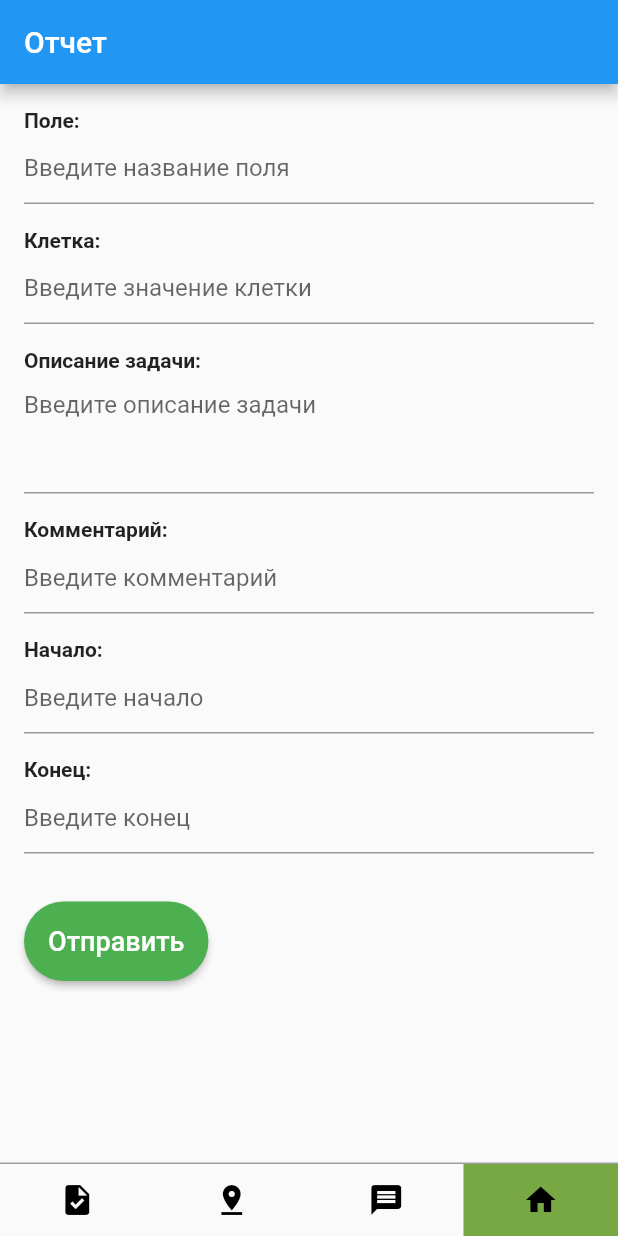
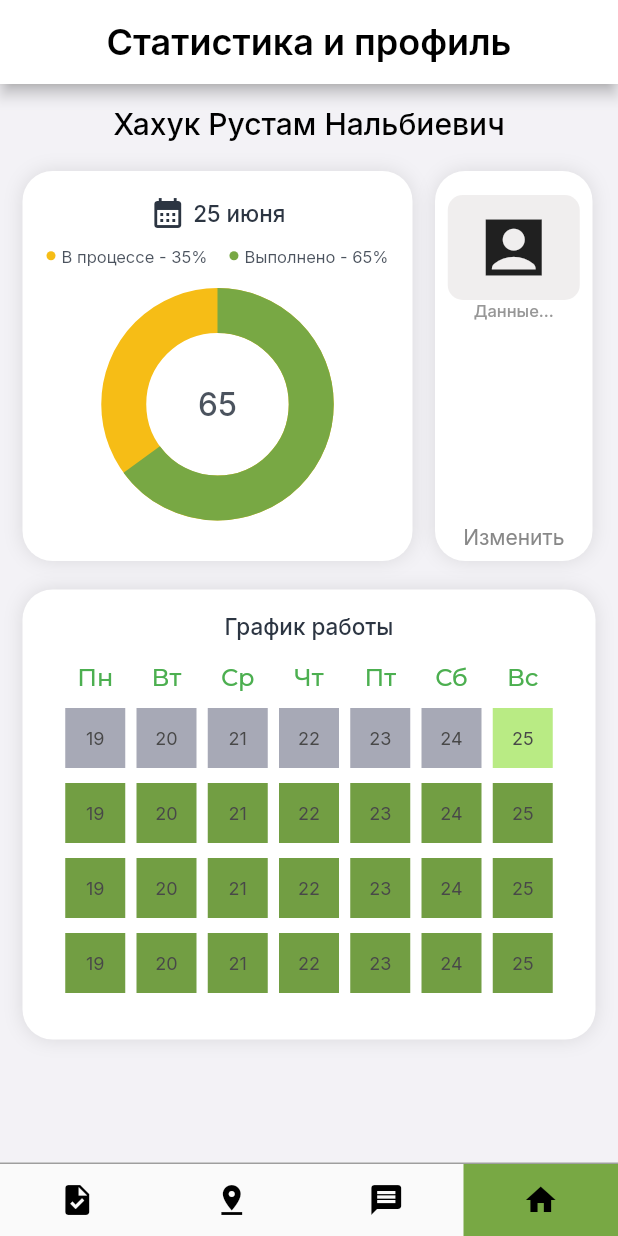
Before and after one commit to DarkSteelD/DokiDoki, a Flutter app: the screen it shows after launch, item 4 of the bottom bar chosen, on a phone screen of 412 x 824 dp. Run offline on Flutter 3.47's test engine with Material 2 defaults, Android fonts, the phone set to English and light mode, and no system bars; our stand-ins replace file_picker, flutter_chat_types, flutter_chat_ui, flutter_riverpod, freezed_annotation, google_fonts and 1 more; missing offline and left inert: point_in_polygon; network calls fail.

Commit message:
profile page

```diff
--- a/lib/map_page/view/field_tool_tip.dart
+++ b/lib/map_page/view/field_tool_tip.dart
@@ -15,16 +15,12 @@ class FieldToolTip extends ConsumerWidget {
         color: Color(0xFFF2F2F2),
         borderRadius: BorderRadius.all(Radius.circular(15)),
       ),
-      width: 300,
       height: 180,
       padding: const EdgeInsets.all(10),
       child: Column(
         crossAxisAlignment: CrossAxisAlignment.center,
         children: [
           Text('Ячейка ${cell.id}'),
-          const SizedBox(
-            height: 17,
-          ),
           Expanded(
             child: ListView.separated(
               itemCount: 6,
--- a/lib/map_page/view/map_page.dart
+++ b/lib/map_page/view/map_page.dart
@@ -14,6 +14,7 @@ class MapPage extends ConsumerWidget {
   @override
   Widget build(BuildContext context, WidgetRef ref) {
     final fields = ref.watch(fieldsStateHolder);
+    final selectedField = ref.watch(selectedFieldStateHolder);
     return Scaffold(
       body: Stack(
         children: [
@@ -29,7 +30,6 @@ class MapPage extends ConsumerWidget {
                 height: 940,
                 child: Consumer(
                   builder: (context, ref, child) {
-                    final selectedField = ref.watch(selectedFieldStateHolder);
                     final manager = ref.read(mapPageManager);
                     return Stack(
                       children: [
@@ -51,18 +51,6 @@ class MapPage extends ConsumerWidget {
                             ),
                           ),
                         ),
-                        AnimatedOpacity(
-                          opacity: selectedField != -1 ? 1 : 0,
-                          duration: const Duration(milliseconds: 300),
-                          child: selectedField != -1
-                              ? Transform.translate(
-                                  offset: manager
-                                      .calculateToolTipOffset(selectedField),
-                                  child:
-                                      FieldToolTip(indexOfField: selectedField),
-                                )
-                              : const SizedBox(),
-                        ),
                       ],
                     );
                   },
@@ -70,6 +58,11 @@ class MapPage extends ConsumerWidget {
               ),
             ),
           ),
+          if (selectedField != -1)
+            Align(
+              alignment: Alignment.bottomCenter,
+              child: FieldToolTip(indexOfField: selectedField),
+            ),
         ],
       ),
     );
--- a/lib/screens/home_page.dart
+++ b/lib/screens/home_page.dart
@@ -4,7 +4,7 @@ import 'package:flutter_todo_app/screens/task_list.dart';
 
 import '../map_page/view/map_page.dart';
 import 'chat_page.dart';
-import 'otchet.dart';
+import 'profile_page.dart';
 
 final indexInBottomNavigationBar = StateProvider<int>(
   (ref) {
@@ -26,7 +26,7 @@ class _HomePageState extends ConsumerState<HomePage> {
       const TaskList(),
       const MapPage(),
       const ChatPage(),
-      ReportPage(),
+      const ProfilePage(),
     ];
     return Scaffold(
       body: pages.elementAt(
--- /dev/null
+++ b/lib/screens/profile_page.dart
@@ -0,0 +1,486 @@
+import 'dart:math';
+
+import 'package:flutter/material.dart';
+import 'package:flutter_todo_app/screens/task_detail_page.dart';
+import 'package:google_fonts/google_fonts.dart';
+
+import '../model/todo.dart';
+import '../constants/colors.dart';
+
+class ProfilePage extends StatefulWidget {
+  const ProfilePage({Key? key}) : super(key: key);
+
+  @override
+  State<ProfilePage> createState() => _ProfilePageState();
+}
+
+class _ProfilePageState extends State<ProfilePage> {
+  @override
+  void initState() {
+    super.initState();
+  }
+
+  @override
+  Widget build(BuildContext context) {
+    return Scaffold(
+      backgroundColor: tdBGColor,
+      appBar: AppBar(
+        backgroundColor: Colors.white,
+        title: Center(
+          child: Text(
+            "Статистика и профиль",
+            textAlign: TextAlign.center,
+            style: GoogleFonts.inter(
+              fontWeight: FontWeight.w600,
+              fontSize: 24,
+              color: Colors.black,
+            ),
+          ),
+        ),
+      ),
+      body: ListView(
+        padding: const EdgeInsets.symmetric(
+          horizontal: 15,
+          vertical: 15,
+        ),
+        children: [
+          Center(
+            child: Text(
+              'Хахук Рустам Нальбиевич',
+              style: GoogleFonts.inter(
+                fontWeight: FontWeight.w500,
+                fontSize: 20,
+                color: Colors.black,
+              ),
+            ),
+          ),
+          const SizedBox(
+            height: 19,
+          ),
+          Row(
+            children: [
+              Container(
+                height: 260,
+                width: 260,
+                decoration: BoxDecoration(
+                  color: Colors.white,
+                  borderRadius: BorderRadius.circular(20),
+                  boxShadow: const [
+                    BoxShadow(
+                      blurRadius: 10,
+                      color: Color(0x1A000000),
+                    ),
+                  ],
+                ),
+                child: Padding(
+                  padding: const EdgeInsets.all(16.0),
+                  child: Column(children: [
+                    Center(
+                      child: Row(
+                        mainAxisSize: MainAxisSize.min,
+                        children: [
+                          const Icon(
+                            Icons.calendar_month,
+                            color: Color(0xFF2C3542),
+                          ),
+                          const SizedBox(
+                            width: 5,
+                          ),
+                          Text(
+                            '25 июня',
+                            style: GoogleFonts.inter(
+                              fontWeight: FontWeight.w500,
+                              fontSize: 15,
+                              color: const Color(0xFF2C3542),
+                            ),
+                          ),
+                        ],
+                      ),
+                    ),
+                    const SizedBox(
+                      height: 10,
+                    ),
+                    Row(
+                      children: [
+                        Container(
+                          width: 6,
+                          height: 6,
+                          decoration: const BoxDecoration(
+                            shape: BoxShape.circle,
+                            color: Color(0xFFF6BD16),
+                          ),
+                        ),
+                        const SizedBox(
+                          width: 4,
+                        ),
+                        Text(
+                          'В процессе - 35%',
+                          style: GoogleFonts.inter(
+                            fontWeight: FontWeight.w400,
+                            fontSize: 11,
+                            color: const Color(0xD92C3542),
+                          ),
+                        ),
+                        const Spacer(),
+                        Container(
+                          width: 6,
+                          height: 6,
+                          decoration: const BoxDecoration(
+                            shape: BoxShape.circle,
+                            color: Color(0xFF78A844),
+                          ),
+                        ),
+                        const SizedBox(
+                          width: 4,
+                        ),
+                        Text(
+                          'Выполнено - 65%',
+                          style: GoogleFonts.inter(
+                            fontWeight: FontWeight.w400,
+                            fontSize: 11,
+                            color: const Color(0xD92C3542),
+                          ),
+                        ),
+                      ],
+                    ),
+                    const SizedBox(
+                      height: 30,
+                    ),
+                    Stack(
+                      alignment: Alignment.center,
+                      children: [
+                        Text(
+                          '65',
+                          style: GoogleFonts.inter(
+                            fontWeight: FontWeight.w500,
+                            fontSize: 21,
+                            color: const Color(0xD92C3542),
+                          ),
+                        ),
+                        const SizedBox(
+                          height: 125,
+                          width: 125,
+                          child: CircularProgressIndicator(
+                            strokeWidth: 30,
+                            value: 0.65,
+                            color: Color(0xFF78A844),
+                            backgroundColor: Color(0xFFF6BD16),
+                          ),
+                        )
+                      ],
+                    )
+                  ]),
+                ),
+              ),
+              const SizedBox(
+                width: 15,
+              ),
+              Container(
+                height: 260,
+                width: 105,
+                decoration: BoxDecoration(
+                  color: Colors.white,
+                  borderRadius: BorderRadius.circular(20),
+                  boxShadow: const [
+                    BoxShadow(
+                      blurRadius: 10,
+                      color: Color(0x1A000000),
+                    ),
+                  ],
+                ),
+                child: Column(
+                  children: [
+                    Padding(
+                      padding: const EdgeInsets.only(top: 16.0),
+                      child: Container(
+                        width: 88,
+                        height: 70,
+                        decoration: BoxDecoration(
+                          color: const Color(0xFFF0EEEE),
+                          borderRadius: BorderRadius.circular(10),
+                        ),
+                        child: const Icon(
+                          Icons.account_box_sharp,
+                          size: 50,
+                        ),
+                      ),
+                    ),
+                    Text(
+                      'Данные...',
+                      style: GoogleFonts.inter(
+                        fontWeight: FontWeight.w500,
+                        fontSize: 11,
+                        color: const Color(0xFF979797),
+                      ),
+                    ),
+                    const Spacer(),
+                    Padding(
+                      padding: const EdgeInsets.all(8.0),
+                      child: Text(
+                        'Изменить',
+                        style: GoogleFonts.inter(
+                          fontWeight: FontWeight.w400,
+                          fontSize: 14,
+                          color: const Color(0xFF888888),
+                        ),
+                      ),
+                    ),
+                  ],
+                ),
+              ),
+            ],
+          ),
+          const SizedBox(
+            height: 19,
+          ),
+          Container(
+            height: 300,
+            decoration: BoxDecoration(
+              color: Colors.white,
+              borderRadius: BorderRadius.circular(20),
+              boxShadow: const [
+                BoxShadow(
+                  blurRadius: 10,
+                  color: Color(0x1A000000),
+                ),
+              ],
+            ),
+            child: Padding(
+              padding: const EdgeInsets.all(15),
+              child: Column(
+                  crossAxisAlignment: CrossAxisAlignment.center,
+                  children: [
+                    Text(
+                      'График работы',
+                      style: GoogleFonts.inter(
+                        fontWeight: FontWeight.w500,
+                        fontSize: 15,
+                        color: const Color(0xFF2C3542),
+                      ),
+                    ),
+                    const SizedBox(
+                      height: 16,
+                    ),
+                    SizedBox(
+                      width: 245 + 40 * 2,
+                      child: Column(
+                        children: [
+                          Row(
+                            mainAxisAlignment: MainAxisAlignment.spaceBetween,
+                            children: [
+                              Container(
+                                alignment: Alignment.center,
+                                width: 40,
+                                child: Text(
+                                  'Пн',
+                                  style: GoogleFonts.montserrat(
+                                    fontWeight: FontWeight.w500,
+                                    fontSize: 16,
+                                    color: const Color(0xFF4CAF50),
+                                  ),
+                                ),
+                              ),
+                              Container(
+                                alignment: Alignment.center,
+                                width: 40,
+                                child: Text(
+                                  'Вт',
+                                  style: GoogleFonts.montserrat(
+                                    fontWeight: FontWeight.w500,
+                                    fontSize: 16,
+                                    color: const Color(0xFF4CAF50),
+                                  ),
+                                ),
+                              ),
+                              Container(
+                                alignment: Alignment.center,
+                                width: 40,
+                                child: Text(
+                                  'Ср',
+                                  style: GoogleFonts.montserrat(
+                                    fontWeight: FontWeight.w500,
+                                    fontSize: 16,
+                                    color: const Color(0xFF4CAF50),
+                                  ),
+                                ),
+                              ),
+                              Container(
+                                alignment: Alignment.center,
+                                width: 40,
+                                child: Text(
+                                  'Чт',
+                                  style: GoogleFonts.montserrat(
+                                    fontWeight: FontWeight.w500,
+                                    fontSize: 16,
+                                    color: const Color(0xFF4CAF50),
+                                  ),
+                                ),
+                              ),
+                              Container(
+                                alignment: Alignment.center,
+                                width: 40,
+                                child: Text(
+                                  'Пт',
+                                  style: GoogleFonts.montserrat(
+                                    fontWeight: FontWeight.w500,
+                                    fontSize: 16,
+                                    color: const Color(0xFF4CAF50),
+                                  ),
+                                ),
+                              ),
+                              Container(
+                                alignment: Alignment.center,
+                                width: 40,
+                                child: Text(
+                                  'Сб',
+                                  style: GoogleFonts.montserrat(
+                                    fontWeight: FontWeight.w500,
+                                    fontSize: 16,
+                                    color: const Color(0xFF4CAF50),
+                                  ),
+                                ),
+                              ),
+                              Container(
+                                alignment: Alignment.center,
+                                width: 40,
+                                child: Text(
+                                  'Вс',
+                                  style: GoogleFonts.montserrat(
+                                    fontWeight: FontWeight.w500,
+                                    fontSize: 16,
+                                    color: const Color(0xFF4CAF50),
+                                  ),
+                                ),
+                              ),
+                            ],
+                          ),
+                          const SizedBox(
+                            height: 10,
+                          ),
+                          Row(
+                            mainAxisAlignment: MainAxisAlignment.spaceBetween,
+                            children: [
+                              for (int i = 0; i < 7; i++)
+                                Container(
+                                  width: 40,
+                                  height: 40,
+                                  color: 19 + i >= DateTime.now().day
+                                      ? const Color(0xFFB9EB84)
+                                      : const Color(0xFFA7A9B6),
+                                  child: Center(
+                                    child: Text(
+                                      (19 + i).toString(),
+                                      style: GoogleFonts.inter(
+                                        fontWeight: FontWeight.w400,
+                                        fontSize: 12,
+                                        color: const Color(0xFF484848),
+                                      ),
+                                    ),
+                                  ),
+                                ),
+                            ],
+                          ),
+                          const SizedBox(
+                            height: 10,
+                          ),
+                          Row(
+                            mainAxisAlignment: MainAxisAlignment.spaceBetween,
+                            children: [
+                              for (int i = 0; i < 7; i++)
+                                Container(
+                                  width: 40,
+                                  height: 40,
+                                  color: Random().nextInt(100) < 30
+                                      ? const Color(0xFF729E43)
+                                      : const Color(0xFFB9EB84),
+                                  child: Center(
+                                    child: Text(
+                                      (19 + i).toString(),
+                                      style: GoogleFonts.inter(
+                                        fontWeight: FontWeight.w400,
+                                        fontSize: 12,
+                                        color: const Color(0xFF484848),
+                                      ),
+                                    ),
+                                  ),
+                                ),
+                            ],
+                          ),
+                          const SizedBox(
+                            height: 10,
+                          ),
+                          Row(
+                            mainAxisAlignment: MainAxisAlignment.spaceBetween,
+                            children: [
+                              for (int i = 0; i < 7; i++)
+                                Container(
+                                  width: 40,
+                                  height: 40,
+                                  color: Random().nextInt(100) < 30
+                                      ? const Color(0xFF729E43)
+                                      : const Color(0xFFB9EB84),
+                                  child: Center(
+                                    child: Text(
+                                      (19 + i).toString(),
+                                      style: GoogleFonts.inter(
+                                        fontWeight: FontWeight.w400,
+                                        fontSize: 12,
+                                        color: const Color(0xFF484848),
+                                      ),
+                                    ),
+                                  ),
+                                ),
+                            ],
+                          ),
+                          const SizedBox(
+                            height: 10,
+                          ),
+                          Row(
+                            mainAxisAlignment: MainAxisAlignment.spaceBetween,
+                            children: [
+                              for (int i = 0; i < 7; i++)
+                                Container(
+                                  width: 40,
+                                  height: 40,
+                                  color: Random().nextInt(100) < 30
+                                      ? const Color(0xFF729E43)
+                                      : const Color(0xFFB9EB84),
+                                  child: Center(
+                                    child: Text(
+                                      (19 + i).toString(),
+                                      style: GoogleFonts.inter(
+                                        fontWeight: FontWeight.w400,
+                                        fontSize: 12,
+                                        color: const Color(0xFF484848),
+                                      ),
+                                    ),
+                                  ),
+                                ),
+                            ],
+                          ),
+                        ],
+                      ),
+                    ),
+                  ]),
+            ),
+          ),
+          const SizedBox(
+            height: 40,
+          ),
+        ],
+      ),
+    );
+  }
+
+  void _handleToDoChange(ToDo todo) {
+    setState(() {
+      Navigator.of(context).push(
+        MaterialPageRoute(
+          builder: (context) => TaskDetailPage(
+            task: todo,
+          ),
+        ),
+      );
+    });
+  }
+}
```
